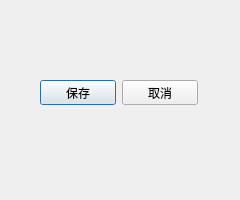
Old version of the form ui/create_new_file_4.ui in the repository TH1RT3EN-LI/PySeer.
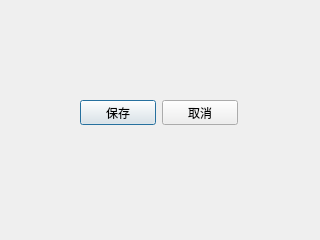
New version of the form.

What changed in the file:
```diff
--- a/ui/create_new_file_4.ui
+++ b/ui/create_new_file_4.ui
@@ -6,20 +6,20 @@
    <rect>
     <x>0</x>
     <y>0</y>
-    <width>240</width>
-    <height>200</height>
+    <width>320</width>
+    <height>240</height>
    </rect>
   </property>
   <property name="minimumSize">
    <size>
-    <width>240</width>
-    <height>200</height>
+    <width>320</width>
+    <height>240</height>
    </size>
   </property>
   <property name="maximumSize">
    <size>
-    <width>240</width>
-    <height>200</height>
+    <width>320</width>
+    <height>240</height>
    </size>
   </property>
   <property name="windowTitle">
@@ -28,21 +28,21 @@
   <widget class="QWidget" name="layoutWidget">
    <property name="geometry">
     <rect>
-     <x>40</x>
-     <y>80</y>
+     <x>80</x>
+     <y>100</y>
      <width>158</width>
      <height>25</height>
     </rect>
    </property>
    <layout class="QHBoxLayout" name="horizontalLayout">
-    <item>
+    <item alignment="Qt::AlignHCenter">
      <widget class="QPushButton" name="pushButton">
       <property name="text">
        <string>保存</string>
       </property>
      </widget>
     </item>
-    <item>
+    <item alignment="Qt::AlignVCenter">
      <widget class="QPushButton" name="pushButton_2">
       <property name="text">
        <string>取消</string>
```
